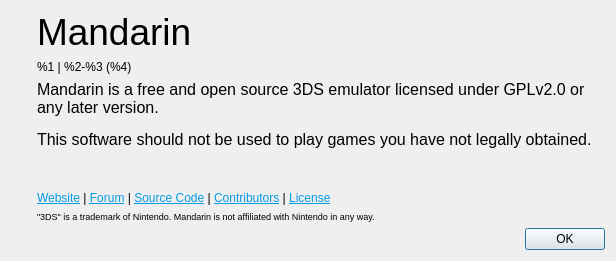
The window that src/mandarin_qt/aboutdialog.ui (kleidis/citra-enhanced) describes before a commit, drawn with Qt 5.
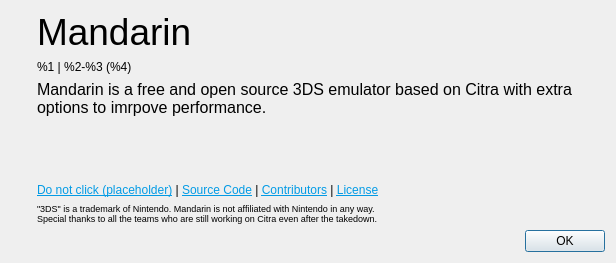
The same window after the commit. Icons and pictures are not drawn.

Commit message: rebrand [15]: About page fixes

What changed in the file:
```diff
--- a/src/mandarin_qt/aboutdialog.ui
+++ b/src/mandarin_qt/aboutdialog.ui
@@ -7,7 +7,7 @@
     <x>0</x>
     <y>0</y>
     <width>616</width>
-    <height>261</height>
+    <height>263</height>
    </rect>
   </property>
   <property name="windowTitle">
@@ -86,10 +86,8 @@
           <string>&lt;!DOCTYPE HTML PUBLIC &quot;-//W3C//DTD HTML 4.0//EN&quot; &quot;http://www.w3.org/TR/REC-html40/strict.dtd&quot;&gt;
 &lt;html&gt;&lt;head&gt;&lt;meta name=&quot;qrichtext&quot; content=&quot;1&quot; /&gt;&lt;style type=&quot;text/css&quot;&gt;
 p, li { white-space: pre-wrap; }
-&lt;/style&gt;&lt;/head&gt;&lt;body style=&quot; font-family:'Ubuntu'; font-size:11pt; font-weight:400; font-style:normal;&quot;&gt;
-&lt;p style=&quot; margin-top:0px; margin-bottom:0px; margin-left:0px; margin-right:0px; -qt-block-indent:0; text-indent:0px;&quot;&gt;&lt;span style=&quot; font-family:'MS Shell Dlg 2'; font-size:12pt;&quot;&gt;Mandarin is a free and open source 3DS emulator licensed under GPLv2.0 or any later version.&lt;/span&gt;&lt;/p&gt;
-&lt;p style=&quot;-qt-paragraph-type:empty; margin-top:0px; margin-bottom:0px; margin-left:0px; margin-right:0px; -qt-block-indent:0; text-indent:0px; font-family:'MS Shell Dlg 2'; font-size:8pt;&quot;&gt;&lt;br /&gt;&lt;/p&gt;
-&lt;p style=&quot; margin-top:0px; margin-bottom:0px; margin-left:0px; margin-right:0px; -qt-block-indent:0; text-indent:0px;&quot;&gt;&lt;span style=&quot; font-family:'MS Shell Dlg 2'; font-size:12pt;&quot;&gt;This software should not be used to play games you have not legally obtained.&lt;/span&gt;&lt;/p&gt;&lt;/body&gt;&lt;/html&gt;</string>
+&lt;/style&gt;&lt;/head&gt;&lt;body style=&quot; font-family:'MS Shell Dlg 2'; font-size:8pt; font-weight:400; font-style:normal;&quot;&gt;
+&lt;p style=&quot; margin-top:0px; margin-bottom:0px; margin-left:0px; margin-right:0px; -qt-block-indent:0; text-indent:0px;&quot;&gt;&lt;span style=&quot; font-size:12pt;&quot;&gt;Mandarin is a free and open source 3DS emulator based on Citra with extra options to imrpove performance.&lt;br /&gt;&lt;br /&gt;&lt;/span&gt;&lt;/p&gt;&lt;/body&gt;&lt;/html&gt;</string>
          </property>
          <property name="alignment">
           <set>Qt::AlignLeading|Qt::AlignLeft|Qt::AlignVCenter</set>
@@ -115,7 +113,7 @@
        <item>
         <widget class="QLabel" name="labelLinks">
          <property name="text">
-          <string>&lt;html&gt;&lt;head/&gt;&lt;body&gt;&lt;p&gt;&lt;a href=&quot;https://citra-emu.org/&quot;&gt;&lt;span style=&quot; text-decoration: underline; color:#039be5;&quot;&gt;Website&lt;/span&gt;&lt;/a&gt; | &lt;a href=&quot;https://community.citra-emu.org/&quot;&gt;&lt;span style=&quot; text-decoration: underline; color:#039be5;&quot;&gt;Forum&lt;/span&gt;&lt;/a&gt; | &lt;a href=&quot;https://github.com/mandarin3ds&quot;&gt;&lt;span style=&quot; text-decoration: underline; color:#039be5;&quot;&gt;Source Code&lt;/span&gt;&lt;/a&gt; | &lt;a href=&quot;https://github.com/mandarin3ds/mandarin/graphs/contributors&quot;&gt;&lt;span style=&quot; text-decoration: underline; color:#039be5;&quot;&gt;Contributors&lt;/span&gt;&lt;/a&gt; | &lt;a href=&quot;https://github.com/mandarin3ds/mandarin/blob/master/license.txt&quot;&gt;&lt;span style=&quot; text-decoration: underline; color:#039be5;&quot;&gt;License&lt;/span&gt;&lt;/a&gt;&lt;/p&gt;&lt;/body&gt;&lt;/html&gt;</string>
+          <string>&lt;html&gt;&lt;head/&gt;&lt;body&gt;&lt;p&gt;&lt;a href=&quot;https://i.imghippo.com/files/gwXfx1721920922.jpg&quot;&gt;&lt;span style=&quot; text-decoration: underline; color:#039be5;&quot;&gt;Do not click (placeholder)&lt;/span&gt;&lt;/a&gt; | &lt;a href=&quot;https://github.com/mandarin3ds&quot;&gt;&lt;span style=&quot; text-decoration: underline; color:#039be5;&quot;&gt;Source Code&lt;/span&gt;&lt;/a&gt; | &lt;a href=&quot;https://github.com/mandarin3ds/mandarin/graphs/contributors&quot;&gt;&lt;span style=&quot; text-decoration: underline; color:#039be5;&quot;&gt;Contributors&lt;/span&gt;&lt;/a&gt; | &lt;a href=&quot;https://github.com/mandarin3ds/mandarin/blob/master/license.txt&quot;&gt;&lt;span style=&quot; text-decoration: underline; color:#039be5;&quot;&gt;License&lt;/span&gt;&lt;/a&gt;&lt;/p&gt;&lt;/body&gt;&lt;/html&gt;</string>
          </property>
          <property name="openExternalLinks">
           <bool>true</bool>
@@ -131,7 +129,7 @@
           </sizepolicy>
          </property>
          <property name="text">
-          <string>&lt;html&gt;&lt;head/&gt;&lt;body&gt;&lt;p&gt;&lt;span style=&quot; font-size:7pt;&quot;&gt;&amp;quot;3DS&amp;quot; is a trademark of Nintendo. Mandarin is not affiliated with Nintendo in any way.&lt;/span&gt;&lt;/p&gt;&lt;/body&gt;&lt;/html&gt;</string>
+          <string>&lt;html&gt;&lt;head/&gt;&lt;body&gt;&lt;p&gt;&lt;span style=&quot; font-size:7pt;&quot;&gt;&amp;quot;3DS&amp;quot; is a trademark of Nintendo. Mandarin is not affiliated with Nintendo in any way.&lt;br/&gt;&lt;/span&gt;&lt;span style=&quot; font-size:7pt;&quot;&gt;Special thanks to all the teams who are still working on Citra even after the takedown.&lt;/span&gt;&lt;span style=&quot; font-size:7pt;&quot;/&gt;&lt;/p&gt;&lt;/body&gt;&lt;/html&gt;</string>
          </property>
         </widget>
        </item>
```
Left out of the diff: 4 changed lines with no effect on the pictures. The commit also changes 1 other file.
